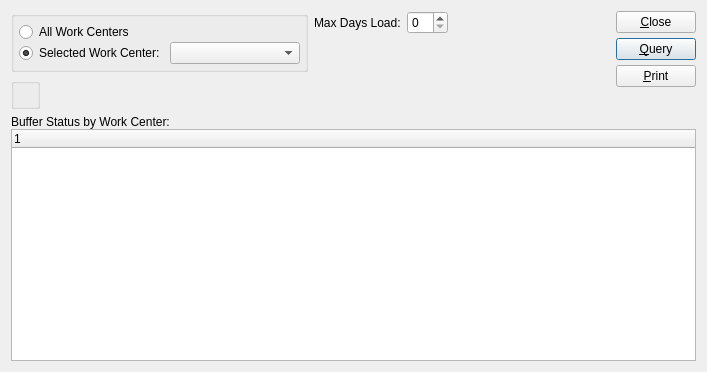
The window that xtuple/trunk/guiclient/dspCapacityBufferStatusByWorkCenter.ui (WooodHead/xtuple) describes before a commit, drawn with Qt 5.
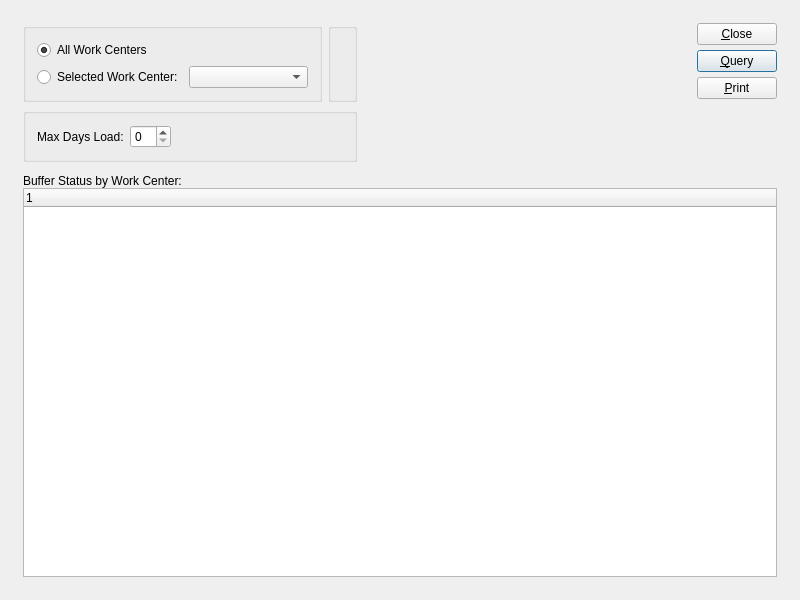
The same window after the commit. Custom widgets are drawn as their Qt base class.

```diff
--- a/xtuple/trunk/guiclient/dspCapacityBufferStatusByWorkCenter.ui
+++ b/xtuple/trunk/guiclient/dspCapacityBufferStatusByWorkCenter.ui
@@ -14,84 +14,59 @@
    <rect>
     <x>0</x>
     <y>0</y>
-    <width>707</width>
-    <height>372</height>
+    <width>800</width>
+    <height>600</height>
    </rect>
   </property>
   <property name="windowTitle" >
    <string>Capacity Buffer Status by Work Center</string>
   </property>
-   <layout class="QVBoxLayout" >
-    <item>
-     <layout class="QHBoxLayout" >
+  <layout class="QGridLayout" name="gridLayout_5" >
+   <item row="0" column="0" >
+    <layout class="QGridLayout" name="gridLayout_4" >
       <property name="margin" >
-       <number>0</number>
+      <number>12</number>
       </property>
       <property name="spacing" >
-       <number>6</number>
-      </property>
+      <number>12</number>
+     </property>
+     <item row="0" column="0" >
+      <layout class="QHBoxLayout" name="horizontalLayout" >
       <item>
-       <layout class="QVBoxLayout" >
-        <property name="margin" >
-         <number>0</number>
-        </property>
-        <property name="spacing" >
-         <number>6</number>
-        </property>
-        <item>
-         <layout class="QHBoxLayout" >
-          <property name="margin" >
-           <number>0</number>
-          </property>
-          <property name="spacing" >
-           <number>6</number>
-          </property>
-          <item>
+        <layout class="QGridLayout" name="gridLayout_3" >
+         <item row="0" column="0" >
            <widget class="QGroupBox" name="_workCenterGroup" >
             <property name="title" >
              <string/>
             </property>
-            <layout class="QVBoxLayout" >
-             <property name="margin" >
-              <number>5</number>
-             </property>
-             <property name="spacing" >
-              <number>0</number>
-             </property>
-             <item>
+           <layout class="QGridLayout" name="gridLayout" >
+            <item row="0" column="0" colspan="2" >
               <widget class="QRadioButton" name="_allWorkCenters" >
                <property name="text" >
                 <string>All Work Centers</string>
                </property>
-              </widget>
-             </item>
-             <item>
-              <layout class="QHBoxLayout" >
-               <property name="margin" >
-                <number>0</number>
-               </property>
-               <property name="spacing" >
-                <number>5</number>
-               </property>
-               <item>
+              <property name="checked" >
+               <bool>true</bool>
+              </property>
+             </widget>
+            </item>
+            <item row="1" column="0" >
                 <widget class="QRadioButton" name="_selectedWorkCenter" >
                  <property name="text" >
                   <string>Selected Work Center:</string>
                  </property>
                  <property name="checked" >
-                  <bool>true</bool>
+               <bool>false</bool>
                  </property>
                 </widget>
                </item>
-               <item>
+            <item row="1" column="1" >
                 <widget class="XComboBox" name="_wrkcnt" >
                  <property name="enabled" >
                   <bool>true</bool>
                  </property>
                  <property name="sizePolicy" >
-                  <sizepolicy>
-                   <hsizetype>7</hsizetype>
-                   <vsizetype>0</vsizetype>
+               <sizepolicy vsizetype="Fixed" hsizetype="Expanding" >
                    <horstretch>0</horstretch>
                    <verstretch>0</verstretch>
                   </sizepolicy>
@@ -99,26 +74,26 @@
                 </widget>
                </item>
               </layout>
-             </item>
-            </layout>
-           </widget>
-          </item>
-          <item>
-           <layout class="QVBoxLayout" >
-            <property name="margin" >
-             <number>0</number>
-            </property>
-            <property name="spacing" >
-             <number>6</number>
-            </property>
-            <item>
+          </widget>
+         </item>
+         <item row="0" column="1" >
+          <widget class="WarehouseGroup" name="_warehouse" >
+           <property name="title" >
+            <string/>
+           </property>
+           <property name="fixedSize" >
+            <bool>false</bool>
+           </property>
+          </widget>
+         </item>
+         <item row="1" column="0" colspan="2" >
+          <widget class="QGroupBox" name="_loadGroup" >
+           <property name="title" >
+            <string/>
+           </property>
+           <layout class="QGridLayout" name="gridLayout_2" >
+            <item row="0" column="0" >
              <layout class="QHBoxLayout" >
-              <property name="margin" >
-               <number>0</number>
-              </property>
-              <property name="spacing" >
-               <number>6</number>
-              </property>
               <item>
                <widget class="QLabel" name="_lblMaxDaysLoad" >
                 <property name="text" >
@@ -150,74 +125,31 @@
               </item>
              </layout>
             </item>
-            <item>
-             <spacer>
-              <property name="orientation" >
-               <enum>Qt::Vertical</enum>
-              </property>
-              <property name="sizeType" >
-               <enum>QSizePolicy::Expanding</enum>
-              </property>
-              <property name="sizeHint" >
-               <size>
-                <width>16</width>
-                <height>16</height>
-               </size>
-              </property>
-             </spacer>
-            </item>
            </layout>
-          </item>
-         </layout>
-        </item>
-        <item>
-         <layout class="QHBoxLayout" >
-          <property name="margin" >
-           <number>0</number>
-          </property>
-          <property name="spacing" >
-           <number>0</number>
-          </property>
-          <item>
-           <widget class="WarehouseGroup" name="_warehouse" >
-            <property name="title" >
-             <string/>
-            </property>
-           </widget>
-          </item>
+          </widget>
+         </item>
+        </layout>
+       </item>
           <item>
-           <spacer>
+        <spacer name="horizontalSpacer" >
             <property name="orientation" >
              <enum>Qt::Horizontal</enum>
             </property>
-            <property name="sizeType" >
-             <enum>QSizePolicy::Expanding</enum>
-            </property>
-            <property name="sizeHint" >
+         <property name="sizeHint" stdset="0" >
              <size>
-              <width>419</width>
+           <width>0</width>
               <height>20</height>
              </size>
             </property>
            </spacer>
           </item>
-         </layout>
-        </item>
-       </layout>
-      </item>
       <item>
        <layout class="QVBoxLayout" >
-        <property name="margin" >
-         <number>0</number>
-        </property>
         <property name="spacing" >
          <number>0</number>
         </property>
         <item>
          <layout class="QVBoxLayout" >
-          <property name="margin" >
-           <number>0</number>
-          </property>
           <property name="spacing" >
            <number>5</number>
           </property>
@@ -258,10 +190,10 @@
           <property name="sizeType" >
            <enum>QSizePolicy::Expanding</enum>
           </property>
-          <property name="sizeHint" >
+           <property name="sizeHint" stdset="0" >
            <size>
             <width>20</width>
-            <height>20</height>
+             <height>0</height>
            </size>
           </property>
          </spacer>
@@ -270,12 +202,10 @@
       </item>
      </layout>
     </item>
-    <item>
+     <item row="1" column="0" >
      <widget class="QFrame" name="frame" >
       <property name="sizePolicy" >
-       <sizepolicy>
-        <hsizetype>5</hsizetype>
-        <vsizetype>7</vsizetype>
+        <sizepolicy vsizetype="Expanding" hsizetype="Preferred" >
         <horstretch>0</horstretch>
         <verstretch>1</verstretch>
        </sizepolicy>
@@ -287,10 +217,10 @@
        <enum>QFrame::Plain</enum>
       </property>
       <layout class="QVBoxLayout" >
-       <property name="margin" >
+        <property name="spacing" >
         <number>0</number>
        </property>
-       <property name="spacing" >
+        <property name="margin" >
         <number>0</number>
        </property>
        <item>
@@ -314,6 +244,8 @@
      </widget>
     </item>
    </layout>
+   </item>
+  </layout>
  </widget>
  <layoutdefault spacing="6" margin="11" />
  <pixmapfunction>qPixmapFromMimeSource</pixmapfunction>
@@ -322,22 +254,16 @@
    <class>WarehouseGroup</class>
    <extends>QGroupBox</extends>
    <header>warehousegroup.h</header>
-   <container>0</container>
-   <pixmap></pixmap>
-  </customwidget>
-  <customwidget>
-   <class>XTreeWidget</class>
-   <extends>QTreeWidget</extends>
-   <header>xtreewidget.h</header>
-   <container>0</container>
-   <pixmap></pixmap>
   </customwidget>
   <customwidget>
    <class>XComboBox</class>
    <extends>QComboBox</extends>
    <header>xcombobox.h</header>
-   <container>0</container>
-   <pixmap></pixmap>
+  </customwidget>
+  <customwidget>
+   <class>XTreeWidget</class>
+   <extends>QTreeWidget</extends>
+   <header>xtreewidget.h</header>
   </customwidget>
  </customwidgets>
  <tabstops>
```
Left out of the diff: 5 changed lines with no effect on the pictures. Lines whose indentation alone changed are shown as unchanged.
